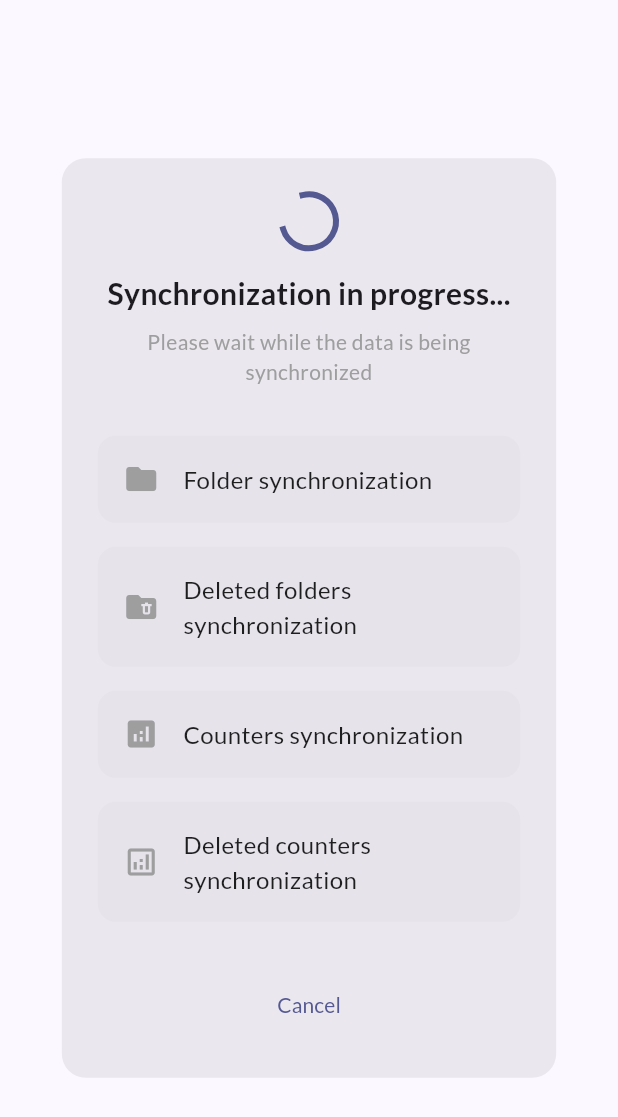
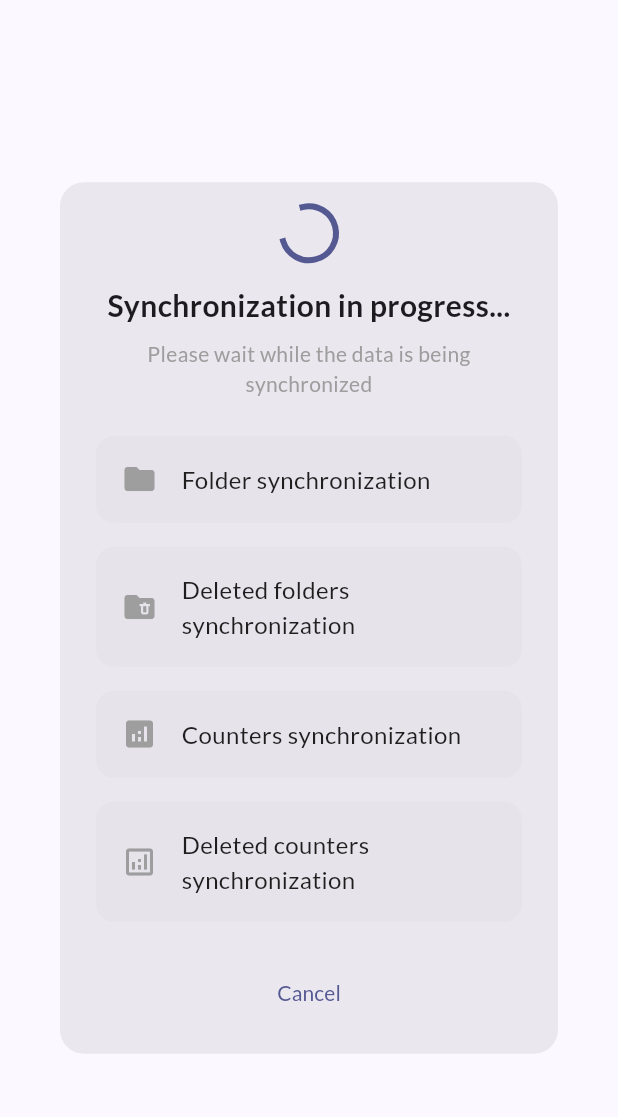
Before and after one commit to moussa-b/counterpp, a Flutter app: the SyncProgressDialog widget shown alone on an empty page, opened directly, on a phone screen of 412 x 824 dp. Shown: the top 1117 px of the screen. Run offline on Flutter 3.47's test engine with Material 3 defaults, Android fonts, the phone set to English and light mode, and no system bars; our stand-ins replace audioplayers, device_info_plus, file_picker, fl_chart, flutter_riverpod, font_awesome_flutter and 9 more; missing offline and left inert: flex_color_picker; accounts and stored records are empty; generated files the repository leaves out were written again.

Commit message:
fix content outside of container in sync dialog

```diff
--- a/lib/widgets/sync_progress_dialog.dart
+++ b/lib/widgets/sync_progress_dialog.dart
@@ -28,6 +28,7 @@ class _SyncProgressDialogState extends ConsumerState<SyncProgressDialog>
     with TickerProviderStateMixin {
   late AnimationController _animationController;
   late Animation<double> _fadeAnimation;
+  final ScrollController _scrollController = ScrollController();
 
   SyncStep? _currentStep;
   bool _isCompleted = false;
@@ -60,6 +61,7 @@ class _SyncProgressDialogState extends ConsumerState<SyncProgressDialog>
   @override
   void dispose() {
     _animationController.dispose();
+    _scrollController.dispose();
     super.dispose();
   }
 
@@ -169,6 +171,12 @@ class _SyncProgressDialogState extends ConsumerState<SyncProgressDialog>
         _errorMessage = e.toString();
       });
     }
+
+    _scrollController.animateTo(
+      _scrollController.position.maxScrollExtent,
+      duration: const Duration(milliseconds: 300),
+      curve: Curves.easeInOut,
+    );
   }
 
   @override
@@ -202,17 +210,21 @@ class _SyncProgressDialogState extends ConsumerState<SyncProgressDialog>
           borderRadius: BorderRadius.circular(16),
         ),
         child: Container(
-          padding: const EdgeInsets.all(24),
-          width: MediaQuery.of(context).size.width * 0.8,
+          padding : const EdgeInsets.symmetric(horizontal: 24.0),
+          child: SingleChildScrollView(
+            controller: _scrollController,
             child: Column(
               mainAxisSize: MainAxisSize.min,
               children: [
+                const SizedBox(height: 16),
                 _buildHeader(),
-              const SizedBox(height: 24),
+                const SizedBox(height: 16),
                 _buildStepsList(),
-              const SizedBox(height: 24),
+                const SizedBox(height: 16),
                 _buildFooter(),
+                const SizedBox(height: 16),
               ],
+            ),
           ),
         ),
       ),
@@ -236,6 +248,8 @@ class _SyncProgressDialogState extends ConsumerState<SyncProgressDialog>
               fontWeight: FontWeight.bold,
               color: Colors.red,
             ),
+            textAlign: TextAlign.center,
+            softWrap: true,
           ),
           const SizedBox(height: 8),
           Text(
@@ -263,6 +277,8 @@ class _SyncProgressDialogState extends ConsumerState<SyncProgressDialog>
               fontWeight: FontWeight.bold,
               color: Colors.green,
             ),
+            textAlign: TextAlign.center,
+            softWrap: true,
           ),
           const SizedBox(height: 8),
           Text(
@@ -284,6 +300,8 @@ class _SyncProgressDialogState extends ConsumerState<SyncProgressDialog>
             fontSize: 20,
             fontWeight: FontWeight.bold,
           ),
+          textAlign: TextAlign.center,
+          softWrap: true,
         ),
         const SizedBox(height: 8),
         Text(
```
Lines whose indentation alone changed are shown as unchanged.
